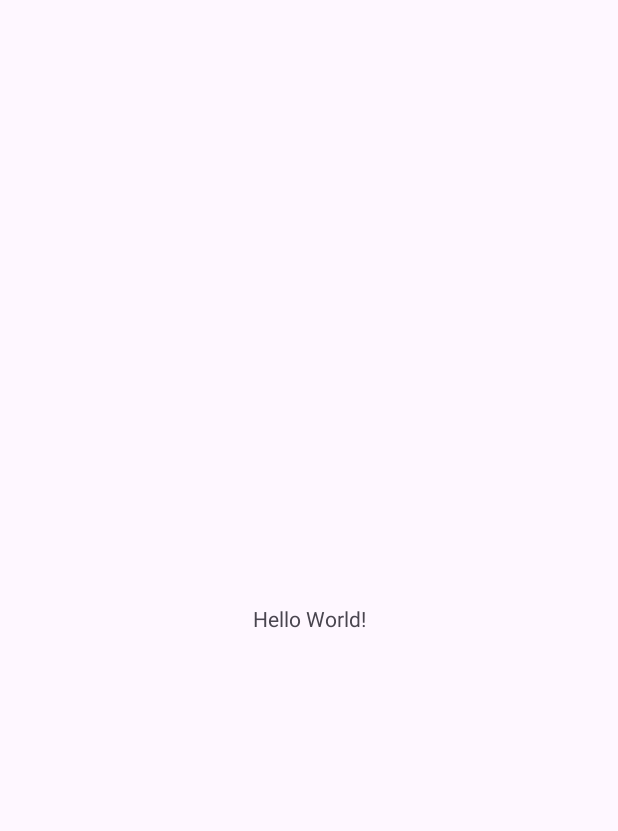
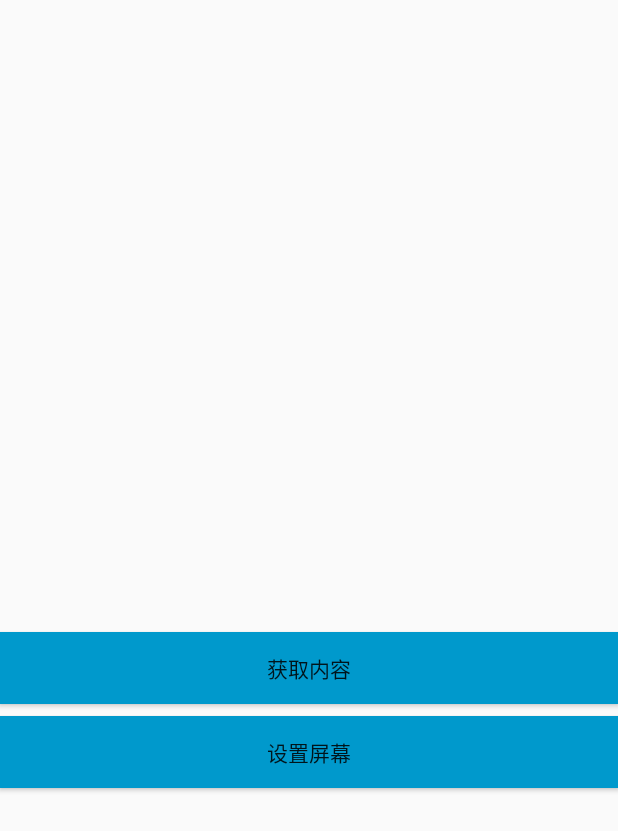
Before and after one commit to KkeQqing/AndroidPractice05, an Android app: the screen it shows after launch (MainActivity), on a phone screen of 412 x 824 dp. Before the commit the part shown is almost empty. Shown: the top 831 px of the screen. Run offline under Robolectric (Android 15) with nearby library versions, the phone set to English and light mode, and no system bars.

Commit message:
事件处理，横竖屏切换

```diff
--- a/app/src/main/AndroidManifest.xml
+++ b/app/src/main/AndroidManifest.xml
@@ -13,6 +13,7 @@
         android:theme="@style/Theme.AndroidPractice05">
         <activity
             android:name=".MainActivity"
+            android:configChanges="orientation|screenSize|keyboard"
             android:exported="true">
             <intent-filter>
                 <action android:name="android.intent.action.MAIN" />
--- a/app/src/main/java/com/example/androidpractice05/MainActivity.java
+++ b/app/src/main/java/com/example/androidpractice05/MainActivity.java
@@ -1,6 +1,14 @@
 package com.example.androidpractice05;
 
+import static android.app.ProgressDialog.show;
+
+import android.content.pm.ActivityInfo;
+import android.content.res.Configuration;
 import android.os.Bundle;
+import android.view.View;
+import android.widget.Button;
+import android.widget.TextView;
+import android.widget.Toast;
 
 import androidx.activity.EdgeToEdge;
 import androidx.appcompat.app.AppCompatActivity;
@@ -10,16 +18,53 @@ import androidx.core.view.WindowInsetsCompat;
 
 public class MainActivity extends AppCompatActivity {
 
+    private TextView tv1,tv2,tv3;
+    private Button btSetScreen;
+
     @Override
     protected void onCreate(Bundle savedInstanceState) {
         super.onCreate(savedInstanceState);
-        EdgeToEdge.enable(this);
+        EdgeToEdge.enable( this);
         setContentView(R.layout.activity_main);
         ViewCompat.setOnApplyWindowInsetsListener(findViewById(R.id.main), (v, insets) -> {
             Insets systemBars = insets.getInsets(WindowInsetsCompat.Type.systemBars());
             v.setPadding(systemBars.left, systemBars.top, systemBars.right, systemBars.bottom);
             return insets;
+        });
+        tv1=(TextView) findViewById(R.id.textview1);
+        tv2=(TextView) findViewById(R.id.textview2);
+        tv3=(TextView) findViewById(R.id.textview3);
+        btSetScreen=(Button) findViewById(R.id.btScreen);
 
+        btSetScreen.setOnClickListener(new View.OnClickListener() {
+            @Override
+            public void onClick(View v) {
+                Configuration cfg = getResources().getConfiguration();
+                if (cfg.orientation == Configuration.ORIENTATION_LANDSCAPE) // 横屏
+                    MainActivity.this.setRequestedOrientation(ActivityInfo.SCREEN_ORIENTATION_PORTRAIT);
+                else
+                    MainActivity.this.setRequestedOrientation(ActivityInfo.SCREEN_ORIENTATION_LANDSCAPE);
+            }
         });
     }
+
+    public void getMessage(View v){
+        Configuration cfg = getResources().getConfiguration();
+        String screen=cfg.orientation==Configuration.ORIENTATION_LANDSCAPE?"横屏":"竖屏";
+        String touchStatus=cfg.touchscreen==Configuration.TOUCHSCREEN_NOTOUCH?"无触摸屏":"支持触摸屏";
+        String mncCode="运行商代码"+cfg.mnc;
+        tv1.setText(screen);
+        tv2.setText(touchStatus);
+        tv3.setText(mncCode);
+    }
+
+    @Override
+    public void onConfigurationChanged(Configuration cfg) {
+        super.onConfigurationChanged(cfg);
+        String screen = cfg.orientation ==
+                Configuration.ORIENTATION_LANDSCAPE ? "横屏" : "竖屏";
+        Toast.makeText( MainActivity.this,
+                 "屏幕方向更改为" + screen,
+                Toast.LENGTH_LONG).show();
+    }
 }
--- a/app/src/main/res/layout/activity_main.xml
+++ b/app/src/main/res/layout/activity_main.xml
@@ -7,13 +7,64 @@
     android:layout_height="match_parent"
     tools:context=".MainActivity">
 
+    <!-- TextView 1 -->
     <TextView
+        android:id="@+id/textview1"
         android:layout_width="wrap_content"
         android:layout_height="wrap_content"
-        android:text="Hello World!"
-        app:layout_constraintBottom_toBottomOf="parent"
+        app:layout_constraintTop_toTopOf="parent"
+        app:layout_constraintStart_toStartOf="parent"
         app:layout_constraintEnd_toEndOf="parent"
+        app:layout_constraintBottom_toTopOf="@id/textview2"
+        app:layout_constraintVertical_chainStyle="packed" />
+
+    <!-- TextView 2 -->
+    <TextView
+        android:id="@+id/textview2"
+        android:layout_width="wrap_content"
+        android:layout_height="wrap_content"
+        android:layout_marginTop="30dp"
+        app:layout_constraintTop_toBottomOf="@id/textview1"
         app:layout_constraintStart_toStartOf="parent"
-        app:layout_constraintTop_toTopOf="parent" />
+        app:layout_constraintEnd_toEndOf="parent"
+        app:layout_constraintBottom_toTopOf="@id/textview3" />
+
+    <!-- TextView 3 -->
+    <TextView
+        android:id="@+id/textview3"
+        android:layout_width="wrap_content"
+        android:layout_height="wrap_content"
+        android:layout_marginTop="30dp"
+        app:layout_constraintTop_toBottomOf="@id/textview2"
+        app:layout_constraintStart_toStartOf="parent"
+        app:layout_constraintEnd_toEndOf="parent"
+        app:layout_constraintBottom_toTopOf="@id/button_get_message" />
+
+    <!-- Button 1: getMessage -->
+    <Button
+        android:id="@+id/button_get_message"
+        android:layout_width="match_parent"
+        android:layout_height="wrap_content"
+        android:layout_marginTop="4dp"
+        android:background="#ff0099cc"
+        android:onClick="getMessage"
+        android:text="@string/bt_name"
+        app:layout_constraintTop_toBottomOf="@id/textview3"
+        app:layout_constraintStart_toStartOf="parent"
+        app:layout_constraintEnd_toEndOf="parent"
+        app:layout_constraintBottom_toTopOf="@id/btScreen" />
+
+    <!-- Button 2: btScreen -->
+    <Button
+        android:id="@+id/btScreen"
+        android:layout_width="match_parent"
+        android:layout_height="wrap_content"
+        android:layout_marginTop="8dp"
+        android:background="#ff0099cc"
+        android:text="@string/bt_screen"
+        app:layout_constraintTop_toBottomOf="@id/button_get_message"
+        app:layout_constraintStart_toStartOf="parent"
+        app:layout_constraintEnd_toEndOf="parent"
+        app:layout_constraintBottom_toBottomOf="parent" />
 
 </androidx.constraintlayout.widget.ConstraintLayout>
--- a/app/src/main/res/values/strings.xml
+++ b/app/src/main/res/values/strings.xml
@@ -1,3 +1,5 @@
 <resources>
     <string name="app_name">AndroidPractice05</string>
+    <string name="bt_name">获取内容</string>
+    <string name="bt_screen">设置屏幕</string>
 </resources>
--- a/app/src/main/res/values/themes.xml
+++ b/app/src/main/res/values/themes.xml
@@ -1,6 +1,6 @@
 <resources xmlns:tools="http://schemas.android.com/tools">
     <!-- Base application theme. -->
-    <style name="Base.Theme.AndroidPractice05" parent="Theme.Material3.DayNight.NoActionBar">
+    <style name="Base.Theme.AndroidPractice05" parent="Theme.MaterialComponents.DayNight.NoActionBar.Bridge">
         <!-- Customize your light theme here. -->
         <!-- <item name="colorPrimary">@color/my_light_primary</item> -->
     </style>
```
Also changed, not shown: 1 other file.
